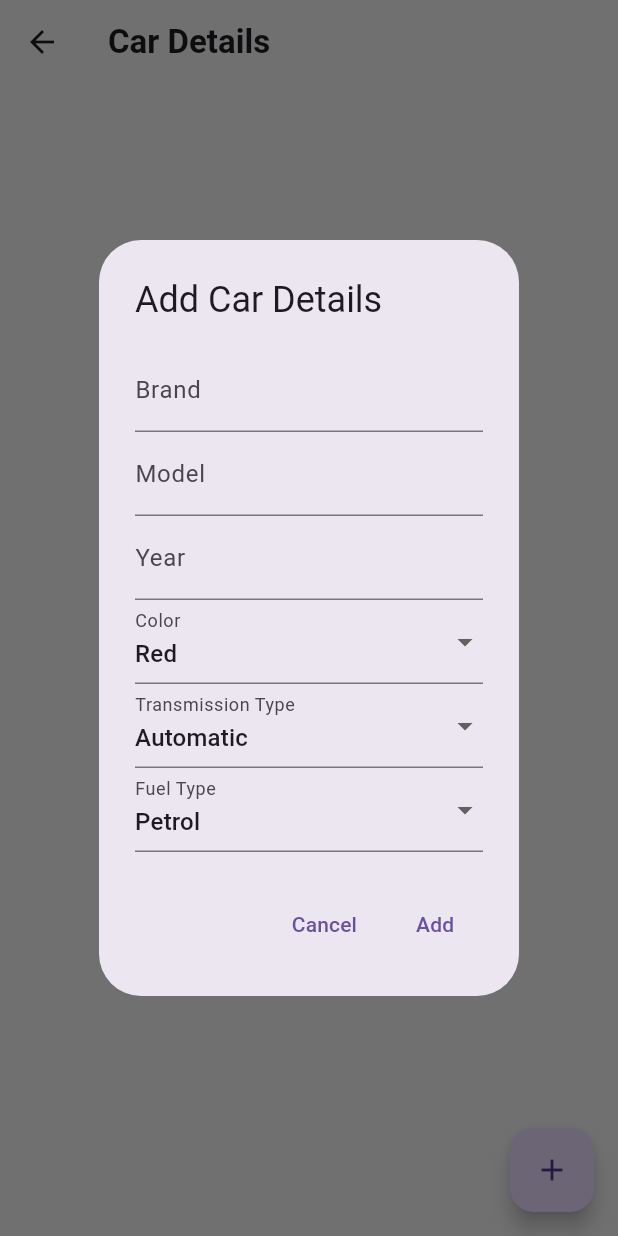
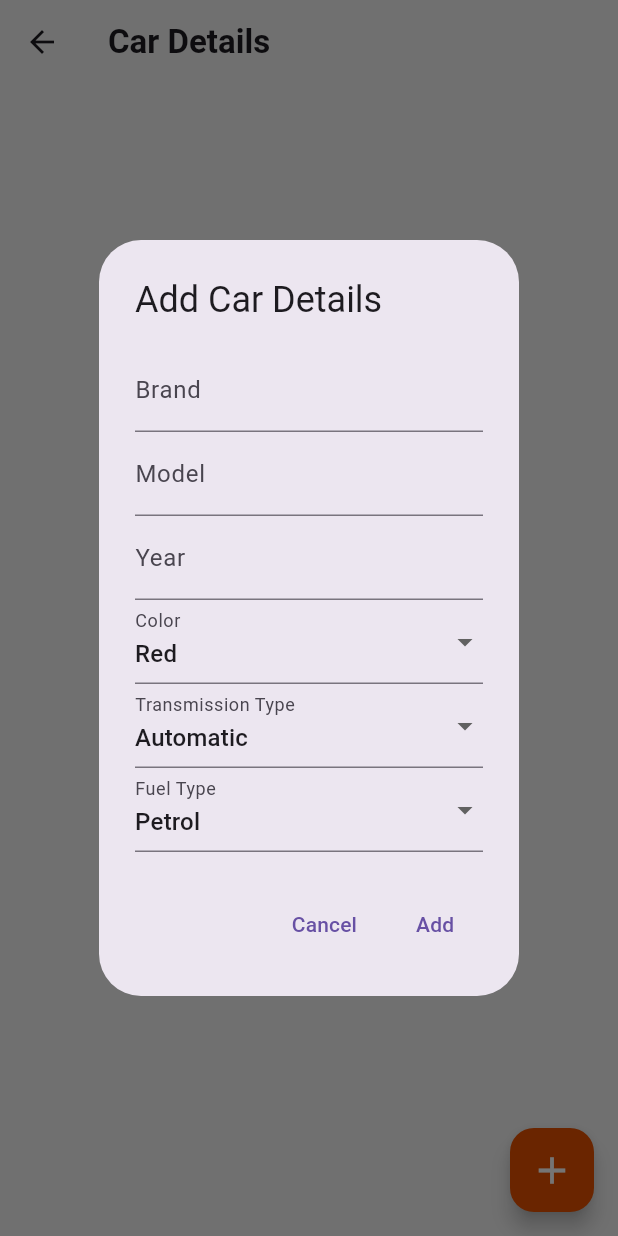
Before and after one commit to TechPyllars2024/AutoCareCarOwners, a Flutter app: the CarDetails screen opened directly, after a tap on the "add" icon, on a phone screen of 412 x 824 dp. Run offline on Flutter 3.47's test engine with Material 3 defaults, Android fonts, the phone set to English and light mode, and no system bars; our stand-ins replace cloud_firestore, curved_navigation_bar, firebase_auth, firebase_core, firebase_storage, flutter_animate and 4 more; missing offline and left inert: flutter_pannable_rating_bar; accounts and stored records are empty.

Commit message:
update: car add button

```diff
--- a/lib/ProfileManagement/screens/carDetails.dart
+++ b/lib/ProfileManagement/screens/carDetails.dart
@@ -361,10 +361,11 @@ class _CarDetailsState extends State<CarDetails> {
               },
             ),
       floatingActionButton: FloatingActionButton(
+        backgroundColor: Colors.orange.shade900,
         onPressed: () {
           _showCarDetailsDialog();
         },
-        child: const Icon(Icons.add),
+        child: const Icon(Icons.add, color: Colors.white, size: 30, weight: 20,),
       ),
     );
   }
```
